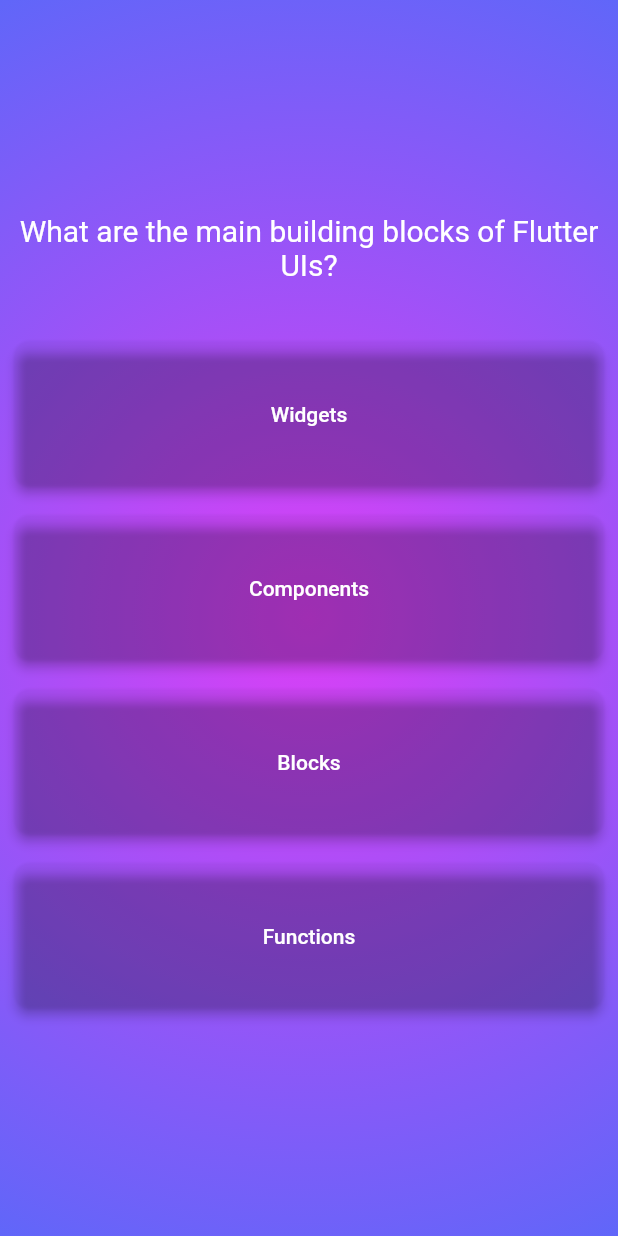
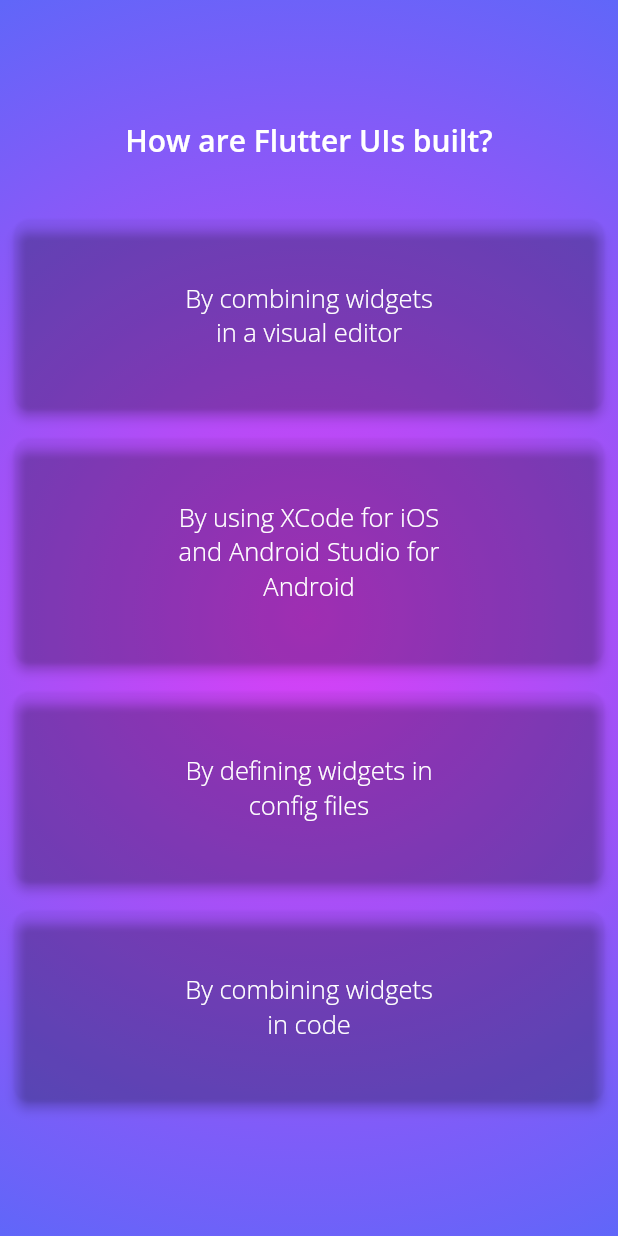
Before and after one commit to Vedant62/quiz_app, a Flutter app: the screen it shows after launch, after a tap on "START QUIZ", after a tap on "Components", on a phone screen of 412 x 824 dp. Run offline on Flutter 3.47's test engine with Material 2 defaults, Android fonts, the phone set to English and light mode, and no system bars; our stand-ins replace google_fonts.

Commit message:
optimized and functional quiz app

```diff
--- a/lib/answer_button.dart
+++ b/lib/answer_button.dart
@@ -1,6 +1,7 @@
 
 
 import 'package:flutter/material.dart';
+import 'package:google_fonts/google_fonts.dart';
 
 class AnswerButton extends StatelessWidget {
   const AnswerButton({required this.answer,required this.onTap,super.key});
@@ -23,7 +24,7 @@ class AnswerButton extends StatelessWidget {
           onPressed: onTap,
           child: Padding(
             padding: const EdgeInsets.fromLTRB(90, 40, 90, 40),
-            child: Text(answer),
+            child: Text(answer,textAlign: TextAlign.center, style: GoogleFonts.openSans(fontWeight: FontWeight.w300, fontSize: 17),),
           )),
     );
   }
--- a/lib/models/quiz_question.dart
+++ b/lib/models/quiz_question.dart
@@ -3,4 +3,12 @@ class QuizQuestion {
 
   final String text;
   final List<String> answers;
+
+  List<String> getShuffledAnswers() {
+    final shuffledList = List.of(answers);
+    shuffledList.shuffle();
+    return shuffledList;
+  }
+
+
 }
--- a/lib/questions_screen.dart
+++ b/lib/questions_screen.dart
@@ -2,10 +2,11 @@ import 'package:flutter/material.dart';
 import 'package:quiz_app/start_screen_background.dart';
 import 'data/questions.dart';
 import 'answer_button.dart';
+import 'package:google_fonts/google_fonts.dart';
 
 class QuestionsScreen extends StatefulWidget {
-  const QuestionsScreen({super.key});
-
+  const QuestionsScreen({super.key, required this.onSelectAnswer});
+  final void Function(String answer) onSelectAnswer;
   @override
   State<QuestionsScreen> createState() {
     return _QuestionsScreenState();
@@ -13,10 +14,19 @@ class QuestionsScreen extends StatefulWidget {
 }
 
 class _QuestionsScreenState extends State<QuestionsScreen> {
-  final currentQuestion = questions[0];
+  var currentQuestionIndex = 0;
+
+  void answerQuestion(String selectedAnswer) { //when we press button what will happen is managed here
+    widget.onSelectAnswer(selectedAnswer);
+    setState(() {
+      currentQuestionIndex += 1;
+    });
+  }
+
   @override
   Widget build(BuildContext context) {
-    return  SizedBox(
+    final currentQuestion = questions[currentQuestionIndex];
+    return SizedBox(
       width: double.infinity,
       height: double.infinity,
       child: Background(
@@ -24,16 +34,24 @@ class _QuestionsScreenState extends State<QuestionsScreen> {
           mainAxisAlignment: MainAxisAlignment.center,
           crossAxisAlignment: CrossAxisAlignment.stretch,
           children: [
-            Text(currentQuestion.text, style: TextStyle(color: Colors.white, fontSize: 20),textAlign: TextAlign.center,),
-            SizedBox(
+            Text(
+              currentQuestion.text,
+              style: GoogleFonts.openSans(
+                color: Colors.white,
+                fontSize: 20,
+                fontWeight: FontWeight.w600
+
+              ),
+              textAlign: TextAlign.center,
+            ),
+            const SizedBox(
               height: 30,
             ),
-            ...currentQuestion.answers.map((answer){
+            ...currentQuestion.getShuffledAnswers().map((answer) {
               //these 3 dots will take all the values of a list/iterable
-              // and pull them out of the list/iterable as comma seperated values in that place in code
-              return AnswerButton(answer: answer, onTap: (){});
+              // and pull them out of the list/iterable as comma separated values in that place in code
+              return AnswerButton(answer: answer, onTap: (){answerQuestion(answer);});
             }),
-
           ],
         ),
       ),
--- a/lib/quiz.dart
+++ b/lib/quiz.dart
@@ -1,6 +1,9 @@
 import 'package:flutter/material.dart';
 import 'package:quiz_app/questions_screen.dart';
+import 'package:quiz_app/results_screen.dart';
 import 'package:quiz_app/start_screen.dart';
+
+import 'data/questions.dart';
 
 class Quiz extends StatefulWidget {
   const Quiz({super.key});
@@ -12,7 +15,8 @@ class Quiz extends StatefulWidget {
 }
 
 class _QuizState extends State<Quiz> {
-//both the variable declaration and the function creation below happens simultabeously, which may not guarentee what we expect
+//both the variable declaration and the function creation below happens simultaneously, which may not guarantee what we expect
+  List<String> selectedAnswers = [];
   Widget? activeScreen;
 
   @override
@@ -24,10 +28,18 @@ class _QuizState extends State<Quiz> {
 
   void switchScreen() {
     setState(() {
-      activeScreen = const QuestionsScreen();
+      activeScreen =  QuestionsScreen(onSelectAnswer: chooseAnswer,);
     });
   }
+  void chooseAnswer(String answer){
+      selectedAnswers.add(answer);
+      if(selectedAnswers.length == questions.length){
+          setState(() {
+            activeScreen = ResultsScreen(chosenAnswers: selectedAnswers,  );
 
+          });
+      }
+  }
   @override
   Widget build(context) {
     return MaterialApp(
--- a/lib/start_screen.dart
+++ b/lib/start_screen.dart
@@ -1,4 +1,5 @@
 import 'package:flutter/material.dart';
+import 'package:google_fonts/google_fonts.dart';
 
 class StartScreen extends StatelessWidget {
   const StartScreen(this.startQuiz, {super.key});
@@ -29,13 +30,14 @@ class StartScreen extends StatelessWidget {
             const SizedBox(
               height: 60,
             ),
-            const Text(
+             Text(
               "Learn flutter the fun way!",
-              style: TextStyle(
-                  fontSize: 25.0,
-                  color: Colors.white,
-                  fontStyle: FontStyle.italic,
-                  fontWeight: FontWeight.bold),
+              style: GoogleFonts.lora(
+                color: Colors.white,
+                fontSize: 25,
+                fontWeight: FontWeight.w300,
+                fontStyle: FontStyle.italic
+              ),
             ),
             const SizedBox(
               height: 30,
@@ -51,7 +53,7 @@ class StartScreen extends StatelessWidget {
                   children: [
                     Text(
                       "START QUIZ",
-                      style: TextStyle(fontSize: 20),
+                      style: TextStyle(fontSize: 20, fontStyle: FontStyle.italic),
                     ),
                     SizedBox(
                       width: 20,
--- a/pubspec.yaml
+++ b/pubspec.yaml
@@ -35,6 +35,7 @@ dependencies:
   # The following adds the Cupertino Icons font to your application.
   # Use with the CupertinoIcons class for iOS style icons.
   cupertino_icons: ^1.0.2
+  google_fonts: ^6.1.0
 
 dev_dependencies:
   flutter_test:
```
Also changed, not shown: lib/questions_summary.dart (added, +86 -0 lines), lib/results_screen.dart (added, +62 -0 lines), pubspec.lock, 7 other files.
